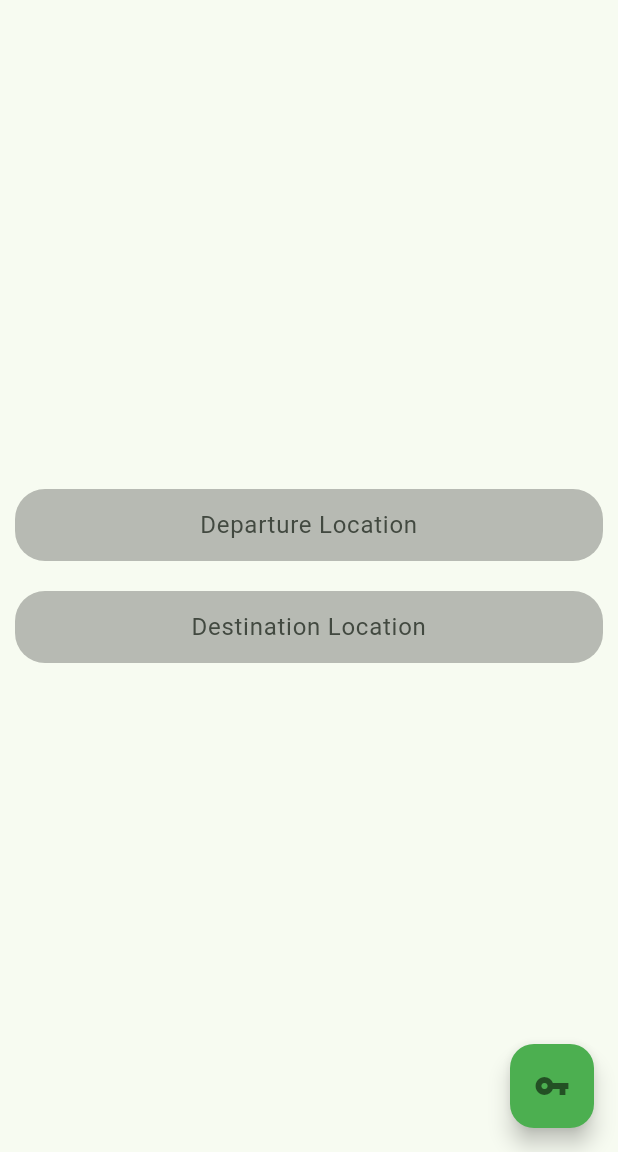
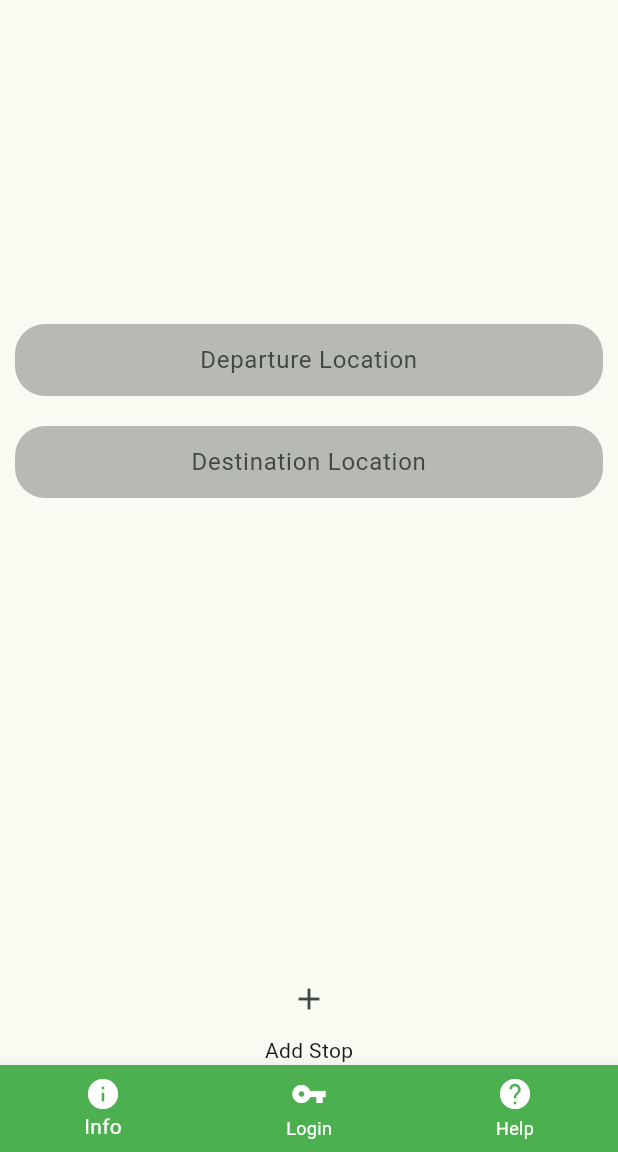
Before and after one commit to perujuice/carbon-footprint-tracker, a Flutter app: the screen it shows after launch, on a phone screen of 412 x 824 dp, the part 84-1236 px from its top. Run offline on Flutter 3.47's test engine with Material 3 defaults, Android fonts, the phone set to English and light mode, and no system bars; our stand-ins replace flutter_calendar_carousel.

Commit message:
feat: user can add more stops on the first home page

```diff
--- a/carbon_tracker/lib/pages/home_page.dart
+++ b/carbon_tracker/lib/pages/home_page.dart
@@ -1,5 +1,7 @@
 import 'package:flutter/material.dart';
 import 'login_page.dart';
+import 'goal_page.dart';
+import 'help_page.dart';
 
 
 // This is the main page of the app. It is the first page that the user sees when they open the app.
@@ -13,10 +15,12 @@ class MyHomePage extends StatefulWidget {
 }
 
 class _MyHomePageState extends State<MyHomePage> {
+  List<String> stops = ['Departure Location', 'Destination Location'];
 
   @override
   Widget build(BuildContext context) {
     return Scaffold(
+      // this signifies the top bar of the app
       appBar: AppBar(
         backgroundColor: Theme.of(context).colorScheme.inversePrimary,
         title: Text(widget.title),
@@ -39,52 +43,97 @@ class _MyHomePageState extends State<MyHomePage> {
           ),
         ],
       ),
+
+      // This is for the input boxes in the center of the home screen.
       body: Center(
         child: Column(
           mainAxisAlignment: MainAxisAlignment.center,
           children: <Widget>[
-            Container(
+            Expanded(
+              child: ListView.builder(
+                itemCount: stops.length,
+                padding: EdgeInsets.only(
+                  top: stops.length <= 2 ? MediaQuery.of(context).size.height * 0.25 : 10.0,
+                  bottom: 10.0,
+                ),
+                itemBuilder: (context, index) {
+                  return Container(
                     margin: const EdgeInsets.all(10.0),
                     padding: const EdgeInsets.symmetric(horizontal: 10.0),
                     decoration: BoxDecoration(
                       color: Colors.black26,
                       borderRadius: BorderRadius.circular(20.0),
                     ),
-              child: const TextField(
+                    child: TextField(
                       textAlign: TextAlign.center,
                       decoration: InputDecoration(
-                  hintText: 'Departure Location',
+                        hintText: stops[index],
                         border: InputBorder.none,
                       ),
                     ),
-            ),
-            Container(
-              margin: const EdgeInsets.all(10.0),
-              padding: const EdgeInsets.symmetric(horizontal: 10.0),
-              decoration: BoxDecoration(
-                color: Colors.black26,
-                borderRadius: BorderRadius.circular(20.0),
-              ),
-              child: const TextField(
-                textAlign: TextAlign.center,
-                decoration: InputDecoration(
-                  hintText: 'Destination Location',
-                  border: InputBorder.none,
+                  );
+                },
               ),
             ),
+            Column(
+        children: [
+          IconButton(
+            icon: const Icon(Icons.add),
+            onPressed: () {
+              setState(() {
+                stops.insert(stops.length - 1, 'Stop ${stops.length - 1}');
+              });
+            },
+          ),
+          const Text('Add Stop'),
+        ],
             ),
           ],
         ),
       ),
-      floatingActionButton: FloatingActionButton(
-      onPressed: () {
+
+
+      // This is the bottom navigation bar that allows the user to navigate to other pages.
+      bottomNavigationBar: BottomNavigationBar(
+        backgroundColor: Colors.green,
+        items: const <BottomNavigationBarItem>[
+          BottomNavigationBarItem(
+            icon: Icon(Icons.info),
+            label: 'Info',
+          ),
+          BottomNavigationBarItem(
+            icon: Icon(Icons.vpn_key),
+            label: 'Login',
+          ),
+          BottomNavigationBarItem(
+            icon: Icon(Icons.help),
+            label: 'Help',
+          ),
+        ],
+        selectedItemColor: Colors.white,
+        unselectedItemColor: Colors.white,
+        onTap: (index) {
+          switch (index) {
+            case 0:
+              Navigator.push(
+                context,
+                MaterialPageRoute(builder: (context) => const GoalPage()),
+              );
+              break;
+            case 1:
               Navigator.push(
                 context,
                 MaterialPageRoute(builder: (context) => const LoginPage()),
               );
-      },
-      backgroundColor: Colors.green,
-      child: const Icon(Icons.vpn_key),
+              break;
+            case 2:
+              Navigator.push(
+                context,
+                MaterialPageRoute(builder: (context) => const HelpPage()),
+              );
+              break;
+          }
+        }
       )
     );
   }
--- a/carbon_tracker/lib/pages/welcome_page.dart
+++ b/carbon_tracker/lib/pages/welcome_page.dart
@@ -1,5 +1,4 @@
 import 'package:flutter/material.dart';
-import 'package:flutter/widgets.dart';
 import 'package:flutter_calendar_carousel/flutter_calendar_carousel.dart';
 import 'goal_page.dart';
 import 'help_page.dart';
@@ -23,6 +22,8 @@ class _WelcomePageState extends State<WelcomePage> {
   @override
   Widget build(BuildContext context) {
     return Scaffold(
+
+      // This is the top green bar with the title and settings icon.
       appBar: AppBar(
         title: const Text('Welcome User!'),
         backgroundColor: Colors.green,
@@ -54,7 +55,7 @@ class _WelcomePageState extends State<WelcomePage> {
         ],
       ),
 
-
+      // This is the calendar that the user can interact with.
       body: Center(
         child: CalendarCarousel(
           onDayPressed: (DateTime date, List<dynamic> events) {
@@ -70,7 +71,7 @@ class _WelcomePageState extends State<WelcomePage> {
         ),
       ),
 
-
+      // This is the bottom navigation bar that allows the user to navigate to other pages.
       bottomNavigationBar: BottomNavigationBar(
         backgroundColor: Colors.green,
         items: const <BottomNavigationBarItem>[
@@ -88,9 +89,7 @@ class _WelcomePageState extends State<WelcomePage> {
           ),
         ],
         selectedItemColor: Colors.white,
-        unselectedItemColor: Colors.white.withOpacity(.60),
-        selectedFontSize: 14,
-        unselectedFontSize: 14,
+        unselectedItemColor: Colors.white,
         onTap: (index) {
           switch (index) {
             case 0:
```
Lines whose indentation alone changed are shown as unchanged.
